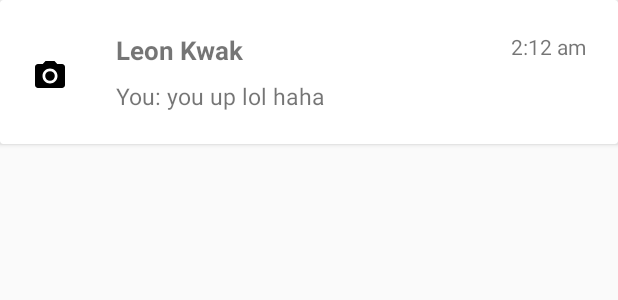
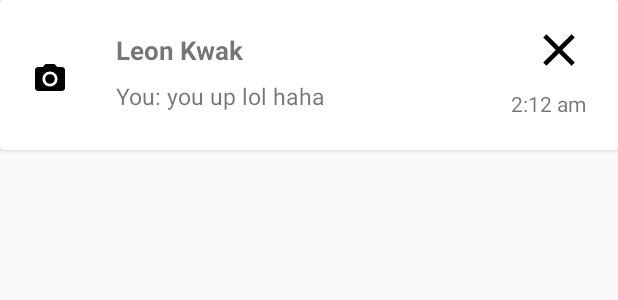
Before and after one commit to aayusht/seecret, an Android app: the layout row_view.xml on its own in the app's theme, with its tools: preview values and no code run, on a phone screen of 412 x 824 dp. Shown: the top 300 px of the screen. Run offline under Robolectric (Android 15) with nearby library versions, the phone set to English and light mode, and no system bars.

Commit message:
added more removal features

```diff
--- /dev/null
+++ b/app/src/main/res/drawable/ic_clear_black_24dp.xml
@@ -0,0 +1,9 @@
+<vector xmlns:android="http://schemas.android.com/apk/res/android"
+        android:width="36dp"
+        android:height="36dp"
+        android:viewportWidth="24.0"
+        android:viewportHeight="24.0">
+    <path
+        android:fillColor="#FF000000"
+        android:pathData="M19,6.41L17.59,5 12,10.59 6.41,5 5,6.41 10.59,12 5,17.59 6.41,19 12,13.41 17.59,19 19,17.59 13.41,12z"/>
+</vector>
--- a/app/src/main/res/drawable/ic_facebook_messenger.xml
+++ b/app/src/main/res/drawable/ic_facebook_messenger.xml
@@ -1,4 +1,4 @@
 <vector android:height="24dp" android:viewportHeight="324.0"
     android:viewportWidth="322.0" android:width="24dp" xmlns:android="http://schemas.android.com/apk/res/android">
-    <path android:fillColor="#FFFFFFFF" android:pathData="M161,0c-88.9,0 -161,67.2 -161,150 0,47.2 23.4,89.3 60,116.8L60,324l54.8,-30.3C129.4,297.8 144.9,300 161,300c88.9,0 161,-67.2 161,-150S249.9,0 161,0zM177,202l-41,-44 -80,44 88,-94 42,44 79,-44 -88,94z"/>
+    <path android:fillColor="#FFFF" android:pathData="M161,0c-88.9,0 -161,67.2 -161,150 0,47.2 23.4,89.3 60,116.8L60,324l54.8,-30.3C129.4,297.8 144.9,300 161,300c88.9,0 161,-67.2 161,-150S249.9,0 161,0zM177,202l-41,-44 -80,44 88,-94 42,44 79,-44 -88,94z"/>
 </vector>
--- a/app/src/main/res/layout/row_view.xml
+++ b/app/src/main/res/layout/row_view.xml
@@ -36,15 +36,15 @@
             app:layout_constraintLeft_toRightOf="@+id/profile_pic"
             android:layout_marginTop="16dp"
             app:layout_constraintTop_toTopOf="parent"
-            app:layout_constraintRight_toLeftOf="@+id/time"
-            android:layout_marginEnd="8dp"
             android:ellipsize="end"
-            android:maxLines="1"/>
+            android:maxLines="1"
+            app:layout_constraintRight_toLeftOf="@+id/imageView"
+            android:layout_marginEnd="8dp" />
 
         <TextView
             android:id="@+id/last_message"
             android:layout_width="0dp"
-            android:layout_height="wrap_content"
+            android:layout_height="0dp"
             android:text="You: you up lol haha"
             android:textSize="15dp"
             tools:layout_conversion_absoluteX="84dp"
@@ -56,10 +56,10 @@
             app:layout_constraintTop_toBottomOf="@+id/name"
             app:layout_constraintBottom_toBottomOf="parent"
             android:layout_marginBottom="16dp"
-            android:layout_marginEnd="16dp"
-            app:layout_constraintRight_toRightOf="parent"
             android:ellipsize="end"
-            android:maxLines="1"/>
+            android:maxLines="1"
+            app:layout_constraintRight_toLeftOf="@+id/time"
+            android:layout_marginEnd="16dp" />
 
 
         <TextView
@@ -68,11 +68,23 @@
             android:layout_height="wrap_content"
             android:text="2:12 am"
             android:textAlignment="viewEnd"
-            tools:layout_constraintTop_creator="1"
-            tools:layout_constraintRight_creator="1"
+            android:layout_marginEnd="16dp"
+            app:layout_constraintRight_toRightOf="parent"
+            app:layout_constraintBottom_toBottomOf="parent"
+            android:layout_marginBottom="16dp"
+            app:layout_constraintTop_toBottomOf="@+id/imageView"
+            android:layout_marginTop="8dp" />
+
+        <ImageView
+            android:layout_width="wrap_content"
+            android:layout_height="wrap_content"
+            app:srcCompat="@drawable/ic_clear_black_24dp"
+            android:id="@+id/imageView"
+            android:clickable="true"
+            android:layout_marginEnd="16dp"
             app:layout_constraintRight_toRightOf="parent"
             app:layout_constraintTop_toTopOf="@+id/name"
-            android:layout_marginEnd="16dp" />
+            app:layout_constraintBottom_toBottomOf="@+id/name" />
 
     </android.support.constraint.ConstraintLayout>
 
```
Also changed, not shown: app/src/main/java/com/seecret/mdb/seecret/MessageAdapter.java (+26 -2 lines), app/src/main/java/com/seecret/mdb/seecret/TextActivity.java (+12 -0 lines).
